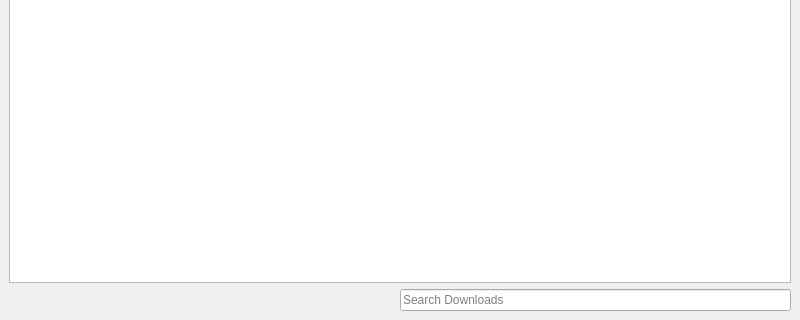
This is 2.x/UI/dooble_downloads.ui in textbrowser/dooble as Qt 5 draws it before an edit; both pictures show x 0 to 800 and y 280 to 600 of the 800 by 600 pixel window. The edited form follows.
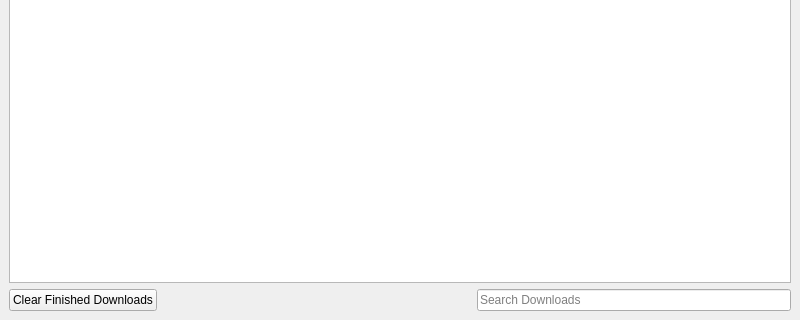
This is the edited form. Icons and pictures are not drawn. Custom widgets are drawn as their Qt base class.

Commit message: Clear finished downloads.

Patch:
```diff
--- a/2.x/UI/dooble_downloads.ui
+++ b/2.x/UI/dooble_downloads.ui
@@ -79,6 +79,13 @@
     </item>
     <item>
      <layout class="QHBoxLayout" name="horizontalLayout">
+      <item>
+       <widget class="QPushButton" name="clear_finished_downloads">
+        <property name="text">
+         <string>Clear Finished Downloads</string>
+        </property>
+       </widget>
+      </item>
       <item>
        <spacer name="horizontalSpacer">
         <property name="orientation">
```
Left out of the diff: 1 changed line with no effect on the pictures. The commit also changes 4 other files.
